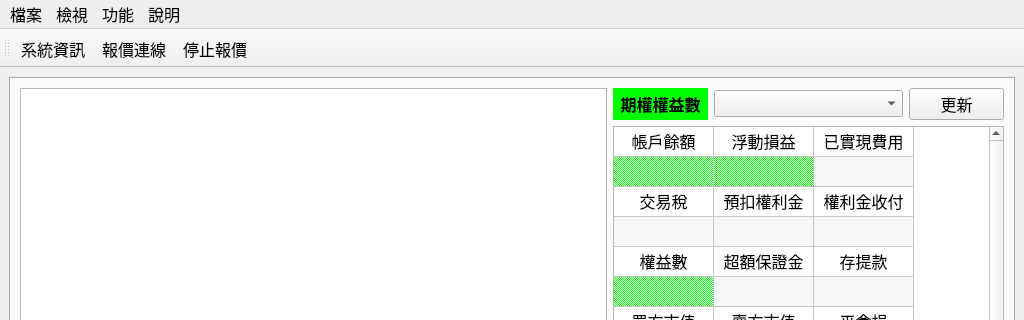
The window that APIver3/UI/MainWindow.ui (clamgee/python-code) describes before a commit, drawn with Qt 5; both pictures show x 0 to 1024 and y 0 to 320 of the 1024 by 635 pixel window.
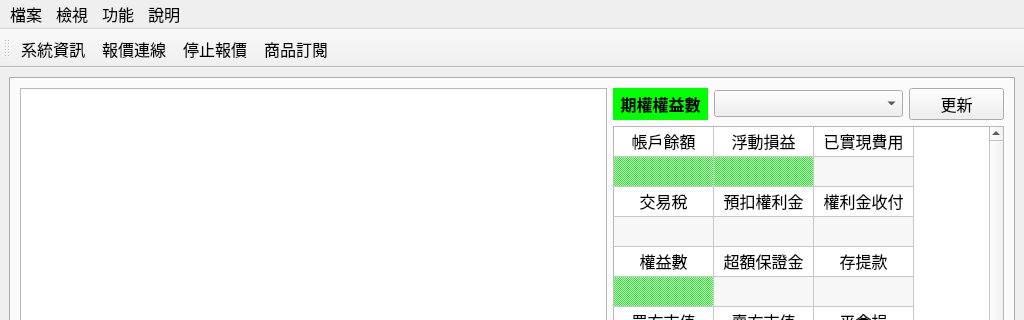
The same window after the commit.

What changed in the file:
```diff
--- a/APIver3/UI/MainWindow.ui
+++ b/APIver3/UI/MainWindow.ui
@@ -647,6 +647,7 @@
    <addaction name="SysDetail"/>
    <addaction name="Connectbtn"/>
    <addaction name="Disconnectbtn"/>
+   <addaction name="CommodityUIbtn"/>
   </widget>
   <action name="actionLogin">
    <property name="text">
@@ -703,6 +704,19 @@
     </font>
    </property>
   </action>
+  <action name="CommodityUIbtn">
+   <property name="text">
+    <string>商品訂閱</string>
+   </property>
+   <property name="toolTip">
+    <string>商品訂閱+5檔報價+大小單多空力道</string>
+   </property>
+   <property name="font">
+    <font>
+     <pointsize>12</pointsize>
+    </font>
+   </property>
+  </action>
  </widget>
  <resources/>
  <connections/>
```
